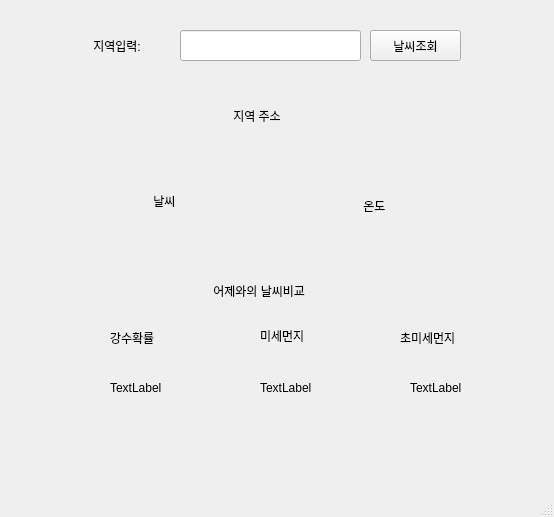
The window that ui/we.ui (chlly111/weather1111) describes before a commit, drawn with Qt 5.
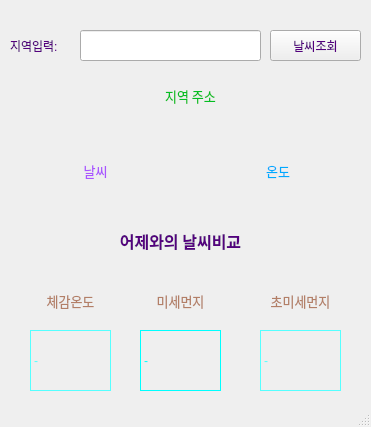
The same window after the commit.

Commit message: 날씨조회

What changed in the file:
```diff
--- a/ui/we.ui
+++ b/ui/we.ui
@@ -6,31 +6,34 @@
    <rect>
     <x>0</x>
     <y>0</y>
-    <width>554</width>
-    <height>517</height>
+    <width>371</width>
+    <height>427</height>
    </rect>
   </property>
   <property name="windowTitle">
    <string>MainWindow</string>
   </property>
+  <property name="styleSheet">
+   <string notr="true">color: rgb(85, 0, 127);</string>
+  </property>
   <widget class="QWidget" name="centralwidget">
    <widget class="QLabel" name="label">
     <property name="geometry">
      <rect>
-      <x>60</x>
+      <x>10</x>
       <y>20</y>
-      <width>121</width>
+      <width>71</width>
       <height>51</height>
      </rect>
     </property>
     <property name="text">
-     <string>          지역입력:</string>
+     <string>지역입력:</string>
     </property>
    </widget>
    <widget class="QLineEdit" name="lineEdit">
     <property name="geometry">
      <rect>
-      <x>180</x>
+      <x>80</x>
       <y>30</y>
       <width>181</width>
       <height>31</height>
@@ -40,7 +43,7 @@
    <widget class="QPushButton" name="pushButton">
     <property name="geometry">
      <rect>
-      <x>370</x>
+      <x>270</x>
       <y>30</y>
       <width>91</width>
       <height>31</height>
@@ -53,131 +56,235 @@
    <widget class="QLabel" name="label_2">
     <property name="geometry">
      <rect>
-      <x>220</x>
-      <y>90</y>
-      <width>111</width>
+      <x>40</x>
+      <y>70</y>
+      <width>301</width>
       <height>51</height>
      </rect>
     </property>
+    <property name="font">
+     <font>
+      <family>함초롬돋움</family>
+      <pointsize>10</pointsize>
+     </font>
+    </property>
+    <property name="styleSheet">
+     <string notr="true">color: rgb(3, 190, 34);</string>
+    </property>
     <property name="text">
-     <string>    지역 주소</string>
+     <string>지역 주소</string>
+    </property>
+    <property name="alignment">
+     <set>Qt::AlignCenter</set>
     </property>
    </widget>
    <widget class="QLabel" name="label_3">
     <property name="geometry">
      <rect>
-      <x>140</x>
-      <y>180</y>
-      <width>81</width>
-      <height>41</height>
+      <x>40</x>
+      <y>140</y>
+      <width>111</width>
+      <height>61</height>
      </rect>
     </property>
+    <property name="font">
+     <font>
+      <family>함초롬돋움</family>
+      <pointsize>10</pointsize>
+     </font>
+    </property>
+    <property name="styleSheet">
+     <string notr="true">color: rgb(170, 85, 255);</string>
+    </property>
     <property name="text">
-     <string>    날씨</string>
+     <string>날씨</string>
+    </property>
+    <property name="alignment">
+     <set>Qt::AlignCenter</set>
     </property>
    </widget>
    <widget class="QLabel" name="label_4">
     <property name="geometry">
      <rect>
-      <x>350</x>
-      <y>190</y>
-      <width>81</width>
-      <height>31</height>
+      <x>220</x>
+      <y>140</y>
+      <width>116</width>
+      <height>61</height>
      </rect>
     </property>
+    <property name="font">
+     <font>
+      <family>함초롬돋움</family>
+      <pointsize>10</pointsize>
+     </font>
+    </property>
+    <property name="styleSheet">
+     <string notr="true">color: rgb(0, 170, 255);</string>
+    </property>
     <property name="text">
-     <string>    온도</string>
+     <string>온도</string>
+    </property>
+    <property name="alignment">
+     <set>Qt::AlignCenter</set>
     </property>
    </widget>
    <widget class="QLabel" name="label_5">
     <property name="geometry">
      <rect>
-      <x>200</x>
-      <y>280</y>
-      <width>161</width>
-      <height>21</height>
+      <x>30</x>
+      <y>220</y>
+      <width>301</width>
+      <height>41</height>
      </rect>
     </property>
+    <property name="font">
+     <font>
+      <family>함초롬돋움</family>
+      <pointsize>12</pointsize>
+      <weight>75</weight>
+      <bold>true</bold>
+     </font>
+    </property>
     <property name="text">
-     <string>    어제와의 날씨비교</string>
+     <string>어제와의 날씨비교</string>
+    </property>
+    <property name="alignment">
+     <set>Qt::AlignCenter</set>
     </property>
    </widget>
    <widget class="QLabel" name="label_6">
     <property name="geometry">
      <rect>
-      <x>110</x>
-      <y>330</y>
-      <width>64</width>
-      <height>15</height>
+      <x>30</x>
+      <y>280</y>
+      <width>81</width>
+      <height>41</height>
      </rect>
     </property>
+    <property name="font">
+     <font>
+      <family>함초롬돋움</family>
+      <pointsize>10</pointsize>
+     </font>
+    </property>
+    <property name="styleSheet">
+     <string notr="true">color: rgb(179, 127, 103);</string>
+    </property>
     <property name="text">
-     <string>강수확률</string>
+     <string>체감온도</string>
+    </property>
+    <property name="alignment">
+     <set>Qt::AlignCenter</set>
     </property>
    </widget>
    <widget class="QLabel" name="label_7">
     <property name="geometry">
      <rect>
-      <x>400</x>
-      <y>330</y>
-      <width>101</width>
-      <height>16</height>
+      <x>260</x>
+      <y>280</y>
+      <width>81</width>
+      <height>41</height>
      </rect>
     </property>
+    <property name="font">
+     <font>
+      <family>함초롬돋움</family>
+      <pointsize>10</pointsize>
+     </font>
+    </property>
+    <property name="layoutDirection">
+     <enum>Qt::LeftToRight</enum>
+    </property>
+    <property name="styleSheet">
+     <string notr="true">color: rgb(179, 127, 103);</string>
+    </property>
     <property name="text">
      <string>초미세먼지</string>
     </property>
+    <property name="alignment">
+     <set>Qt::AlignCenter</set>
+    </property>
    </widget>
    <widget class="QLabel" name="label_8">
     <property name="geometry">
      <rect>
-      <x>260</x>
-      <y>326</y>
-      <width>91</width>
-      <height>20</height>
+      <x>140</x>
+      <y>280</y>
+      <width>81</width>
+      <height>41</height>
      </rect>
     </property>
+    <property name="font">
+     <font>
+      <family>함초롬돋움</family>
+      <pointsize>10</pointsize>
+     </font>
+    </property>
+    <property name="styleSheet">
+     <string notr="true">color: rgb(179, 127, 103);</string>
+    </property>
     <property name="text">
      <string>미세먼지</string>
     </property>
+    <property name="alignment">
+     <set>Qt::AlignCenter</set>
+    </property>
    </widget>
    <widget class="QLabel" name="label_9">
     <property name="geometry">
      <rect>
-      <x>110</x>
-      <y>380</y>
-      <width>64</width>
-      <height>15</height>
+      <x>30</x>
+      <y>330</y>
+      <width>81</width>
+      <height>61</height>
      </rect>
     </property>
+    <property name="styleSheet">
+     <string notr="true">color: rgb(85, 255, 255);</string>
+    </property>
+    <property name="frameShape">
+     <enum>QFrame::Box</enum>
+    </property>
     <property name="text">
-     <string>TextLabel</string>
+     <string>-</string>
     </property>
    </widget>
    <widget class="QLabel" name="label_10">
     <property name="geometry">
      <rect>
-      <x>260</x>
-      <y>380</y>
-      <width>64</width>
-      <height>15</height>
+      <x>140</x>
+      <y>330</y>
+      <width>81</width>
+      <height>61</height>
      </rect>
     </property>
+    <property name="styleSheet">
+     <string notr="true">color: rgb(0, 255, 255);</string>
+    </property>
+    <property name="frameShape">
+     <enum>QFrame::Box</enum>
+    </property>
     <property name="text">
-     <string>TextLabel</string>
+     <string>-</string>
     </property>
    </widget>
    <widget class="QLabel" name="label_11">
     <property name="geometry">
      <rect>
-      <x>410</x>
-      <y>380</y>
-      <width>64</width>
-      <height>15</height>
+      <x>260</x>
+      <y>330</y>
+      <width>81</width>
+      <height>61</height>
      </rect>
     </property>
+    <property name="styleSheet">
+     <string notr="true">color: rgb(85, 255, 255);</string>
+    </property>
+    <property name="frameShape">
+     <enum>QFrame::Box</enum>
+    </property>
     <property name="text">
-     <string>TextLabel</string>
+     <string>-</string>
     </property>
    </widget>
   </widget>
```
Left out of the diff: 2 changed lines with no effect on the pictures. The commit also changes 9 other files.
